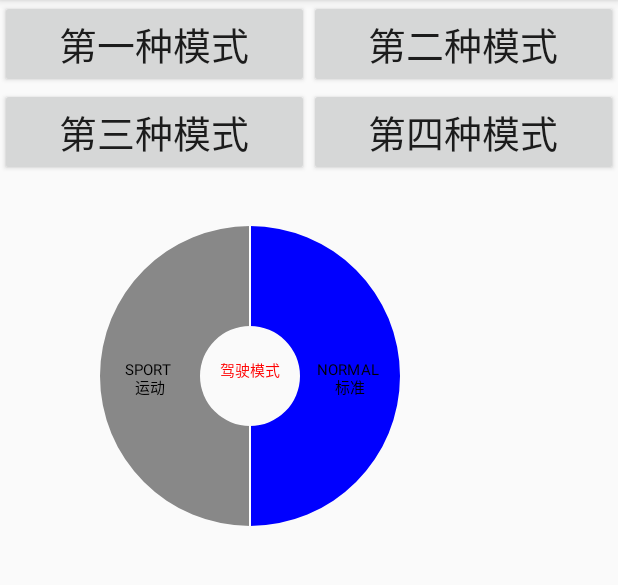
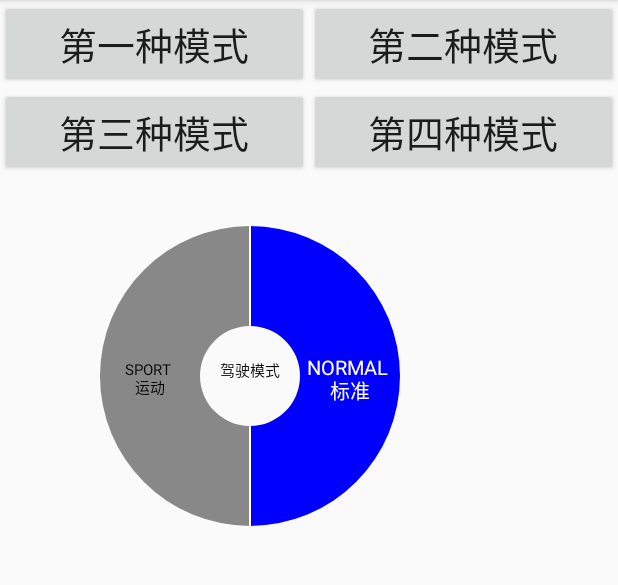
Before and after one commit to xiaoandev/PieCharView, an Android app: the screen it shows after launch (MainActivity), on a phone screen of 412 x 824 dp, the part 84-669 px from its top. Run offline under Robolectric (Android 15) with nearby library versions, the phone set to English and light mode, and no system bars.

Commit message:
添加点击区域字体颜色和大小的设置

```diff
--- a/app/src/main/java/com/example/piecharview/MainActivity.java
+++ b/app/src/main/java/com/example/piecharview/MainActivity.java
@@ -50,12 +50,11 @@ public class MainActivity extends AppCompatActivity implements View.OnClickListe
 //        pieView.setTextInSize(20);
 //        pieView.setTextOutSize(15);
 //        pieView.setStillRadius(10);
-        pieView.setTextInColor(Color.RED);
-        pieView.setTextOutColor(Color.BLACK);
+//        pieView.setTextInColor(Color.RED);
+//        pieView.setTextOutColor(Color.BLACK);
         pieView.setRoundWidth(100);
         pieView.setOffsetX(100);
         pieView.setOffsetY(50);
-
     }
 
     private void intiView() {
--- a/app/src/main/java/com/example/piecharview/view/PieCharView.java
+++ b/app/src/main/java/com/example/piecharview/view/PieCharView.java
@@ -49,7 +49,11 @@ public class PieCharView extends View {
     /**
      * 设置字体默认颜色
      */
-    private final static int DEFAULT_TEXT_COLOR = Color.RED;
+    private final static int DEFAULT_TEXT_COLOR = Color.BLACK;
+    /**
+     * 设置点击区域的字体默认颜色
+     */
+    private final static int DEFAULT_TOUCH_TEXT_COLOR = Color.WHITE;
     /**
      * 设置扇形区域的默认颜色
      */
@@ -62,12 +66,16 @@ public class PieCharView extends View {
      * 设置默认间隔线颜色
      */
     private final static int DEFAULT_LINE_COLOR = Color.WHITE;
-
+    /**
+     * 设置默认的间隔线宽度
+     */
     private final static int DEFAULT_LINE_WIDTH = 2;
     /**
      * 设置字体默认大小
      */
     private final static int DEFAULT_TEXT_SIZE = 15;
+
+    private final static int DEFAULT_TOUCH_TEXT_SIZE = 20;
     /**
      * 存储需要绘制的文字的位置信息
      */
@@ -164,6 +172,14 @@ public class PieCharView extends View {
      * 间隔线宽度
      */
     private int lineWidth;
+    /**
+     * 点击区域的字体颜色
+     */
+    private int touchTextColor;
+    /**
+     * 点击区域的字体大小
+     */
+    private int touchTextSize;
 
     private Paint piePaint, linePaint;
     private RectF pieInRectF, pieOutRectF, pieInTouchRectF, pieOutTouchRectF;
@@ -200,6 +216,8 @@ public class PieCharView extends View {
             lineWidth = (int) typedArray.getDimension(R.styleable.PieCharView_lineWidth, DEFAULT_LINE_WIDTH);
             touchModeColor = (int) typedArray.getDimension(R.styleable.PieCharView_touchMode, DEFAULT_TOUCH_MODE_COLOR);
             unTouchModeColor = (int) typedArray.getDimension(R.styleable.PieCharView_unTouchMode, DEFAULT_MODE_COLOR);
+            touchTextColor = (int) typedArray.getDimension(R.styleable.PieCharView_touchTextColor, DEFAULT_TOUCH_TEXT_COLOR);
+            touchTextSize = (int) typedArray.getDimension(R.styleable.PieCharView_touchTextSize, DEFAULT_TOUCH_TEXT_SIZE);
             typedArray.recycle(); //回收TypedArray
         }
     }
@@ -271,6 +289,7 @@ public class PieCharView extends View {
                 downX = event.getX();
                 downY = event.getY();
                 break;
+            //松开
             case MotionEvent.ACTION_UP:
                 currentMode = 0;
                 for (Pie pie : mList) { //循环判断点击事件位置在哪个区域
@@ -342,8 +361,14 @@ public class PieCharView extends View {
                 String text = mList.get(i).getContent();
                 mTextPaint.setARGB(0xFF, 0, 0, 0);
                 mTextPaint.setAntiAlias(true);  //消除锯齿
-                mTextPaint.setTextSize(textOutSize);
-                mTextPaint.setColor(textOutColor);
+
+                if (i == touchMode) {
+                    mTextPaint.setTextSize(touchTextSize);
+                    mTextPaint.setColor(touchTextColor);
+                } else {
+                    mTextPaint.setTextSize(textOutSize);
+                    mTextPaint.setColor(textOutColor);
+                }
                 //使用StaticLayout处理文字换行
                 StaticLayout layout = new StaticLayout(text, mTextPaint, 300,
                         Layout.Alignment.ALIGN_NORMAL, 1.0F, 0.0F, true);
@@ -610,4 +635,20 @@ public class PieCharView extends View {
     public void setLineWidth(int mLineWidth) {
         lineWidth = mLineWidth;
     }
+
+    /**
+     * 设置点击区域的文字颜色
+     * @param mTouchTextColor
+     */
+    public void setTouchTextColor(int mTouchTextColor) {
+        touchTextColor = mTouchTextColor;
+    }
+
+    /**
+     * 设置点击区域的文字大小
+     * @param mTouchTextSize
+     */
+    public void setTouchTextSize(int mTouchTextSize) {
+        touchTextSize = mTouchTextSize;
+    }
 }
--- a/app/src/main/res/values/attrs.xml
+++ b/app/src/main/res/values/attrs.xml
@@ -11,6 +11,8 @@
         <attr name="unTouchMode" format="dimension" />
         <attr name="touchMode" format="dimension" />
         <attr name="lineWidth" format="dimension" />
+        <attr name="touchTextColor" format="dimension" />
+        <attr name="touchTextSize" format="dimension" />
     </declare-styleable>
 
 </resources>
```
